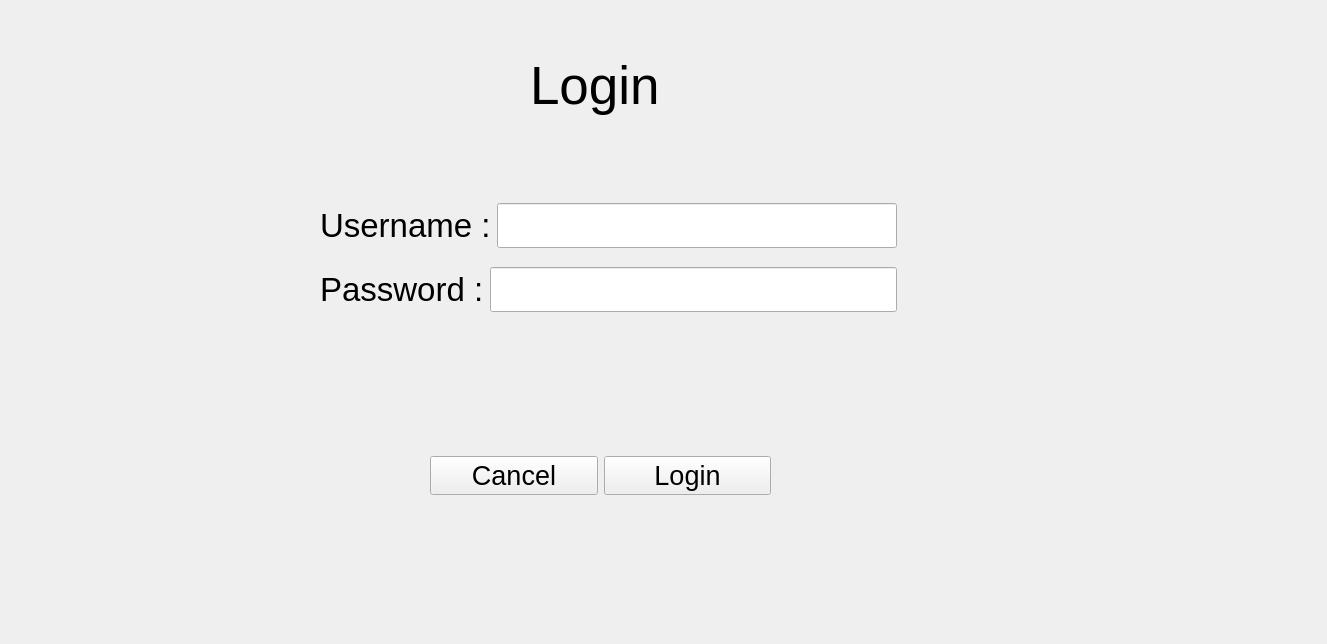
MohammadrezaAldaghi/X, file X/loginform.ui: the form before one commit.
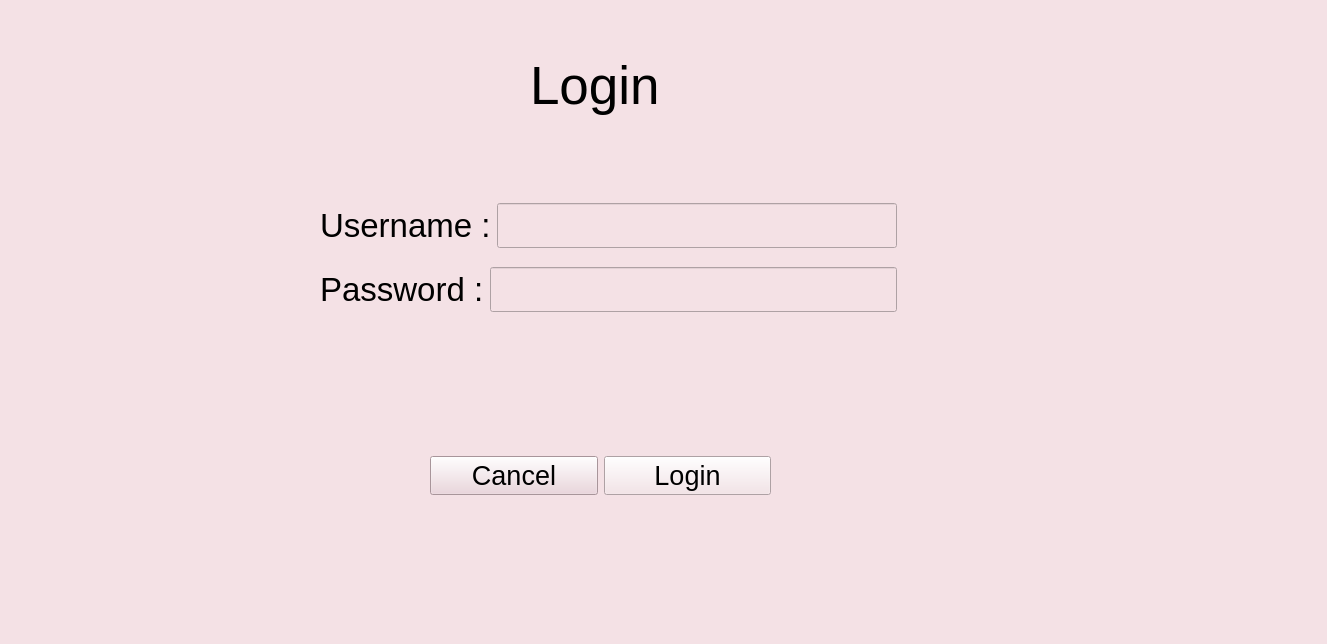
The form after the commit.

Patch:
```diff
--- a/X/loginform.ui
+++ b/X/loginform.ui
@@ -13,6 +13,10 @@
   <property name="windowTitle">
    <string>Form</string>
   </property>
+  <property name="styleSheet">
+   <string notr="true">
+background-color: rgb(244, 225, 229);</string>
+  </property>
   <widget class="QLabel" name="label">
    <property name="geometry">
     <rect>
@@ -31,7 +35,7 @@
     <string>Login</string>
    </property>
   </widget>
-  <widget class="QWidget" name="">
+  <widget class="QWidget" name="layoutWidget">
    <property name="geometry">
     <rect>
      <x>320</x>
@@ -97,7 +101,7 @@
     </item>
    </layout>
   </widget>
-  <widget class="QWidget" name="">
+  <widget class="QWidget" name="layoutWidget">
    <property name="geometry">
     <rect>
      <x>430</x>
@@ -114,6 +118,9 @@
         <pointsize>20</pointsize>
        </font>
       </property>
+      <property name="styleSheet">
+       <string notr="true">background-color: rgb(235, 209, 216);</string>
+      </property>
       <property name="text">
        <string>Cancel</string>
       </property>
```
Left out of the diff: 4 changed lines with no effect on the pictures.
